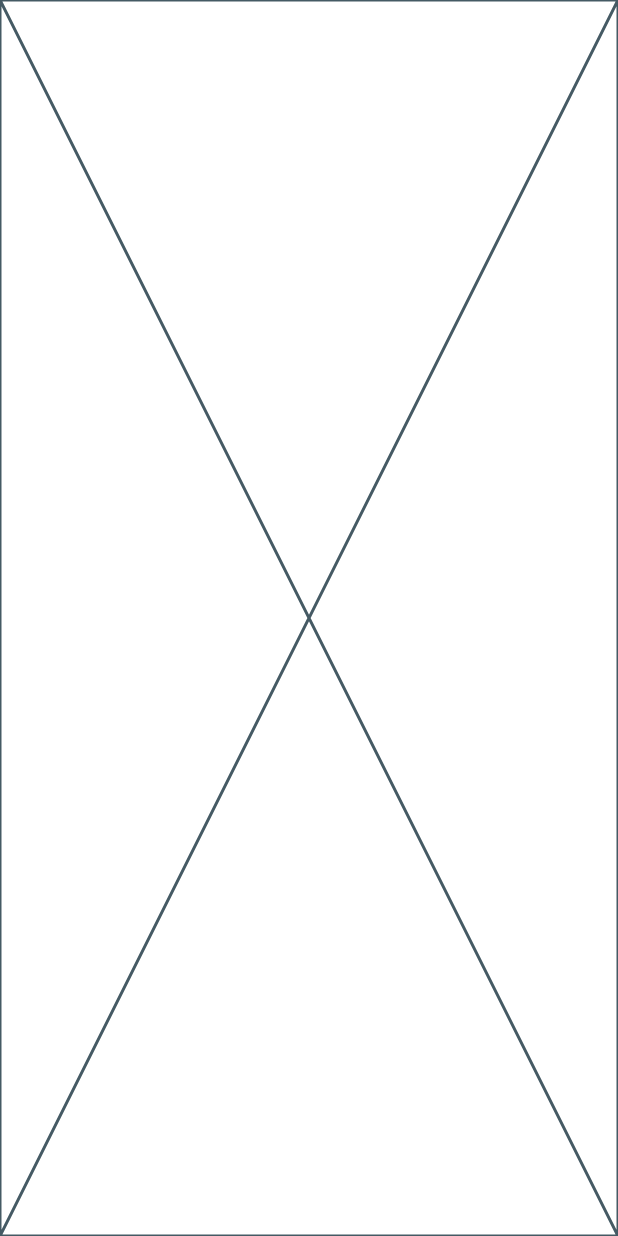
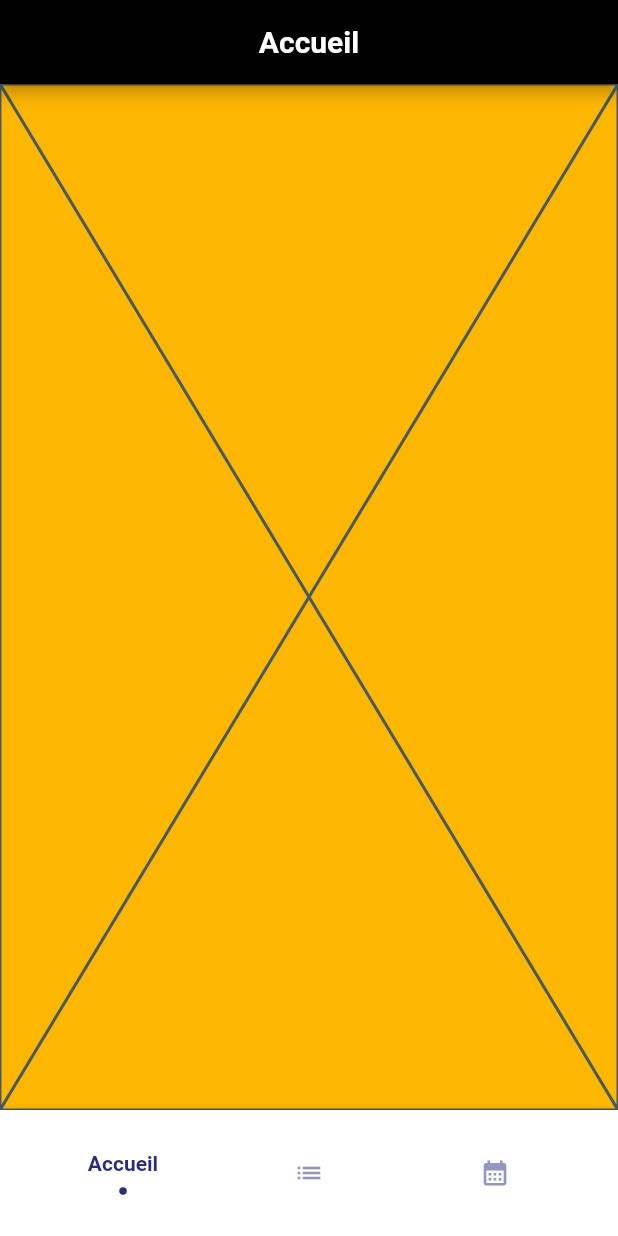
Before and after one commit to robin-mj/tp_agile, a Flutter app: the screen it shows after launch, on a phone screen of 412 x 824 dp. Run offline on Flutter 3.47's test engine with Material 2 defaults, Android fonts, the light colour scheme and no system bars; drawn by our look-alikes of flashy_tab_bar2; our stand-ins replace google_fonts.

Commit message:
Add employee list

```diff
--- a/lib/main.dart
+++ b/lib/main.dart
@@ -1,6 +1,6 @@
+import 'package:flashy_tab_bar2/flashy_tab_bar2.dart';
 import 'package:flutter/material.dart';
 import 'package:google_fonts/google_fonts.dart';
-
 import 'layout/home.dart';
 import 'layout/employee_list.dart';
 import 'layout/employee_detail.dart';
@@ -17,13 +17,76 @@ class MyApp extends StatelessWidget {
   Widget build(BuildContext context) {
     return MaterialApp(
       title: 'Sakartone',
+      theme: ThemeData.from(colorScheme: ColorScheme.fromSeed(seedColor: Color(0xfffeb701))),
       routes: {
-        '/': (context) => const Home(),
+        '/': (context) => const MainPage(),
         '/employees': (context) => const EmployeeList(),
         '/employee': (context) => const EmployeeDetails(),
         '/planning': (context) => const Planning(),
       },
       initialRoute: '/',
+      debugShowCheckedModeBanner: false,
     );
   }
 }
+
+class MainPage extends StatefulWidget {
+  const MainPage({Key? key}) : super(key: key);
+
+  @override
+  State<MainPage> createState() => _MainPageState();
+}
+
+class _MainPageState extends State<MainPage> {
+  var _selectedIndex = 0;
+
+  @override
+  Widget build(BuildContext context) {
+    List<Widget> pageList = [
+      const Home(),
+      const EmployeeList(),
+      const Planning(),
+    ];
+    List<String> tabNames = [
+      'Accueil',
+      'Employés',
+      'Planning',
+    ];
+    return Scaffold(
+        backgroundColor: const Color(0xfffeb701),
+        appBar: AppBar(
+          backgroundColor: Colors.black,
+          title: Text(
+              tabNames.elementAt(_selectedIndex),
+            style: GoogleFonts.roboto(
+                textStyle: const TextStyle(fontWeight: FontWeight.bold)),
+          ),
+          centerTitle: true,
+          automaticallyImplyLeading: false,
+        ),
+        bottomNavigationBar: FlashyTabBar(
+          animationCurve: Curves.linear,
+          selectedIndex: _selectedIndex,
+          showElevation: true,
+          onItemSelected: (index) => setState(() {
+            _selectedIndex = index;
+          }),
+          backgroundColor: Colors.white,
+          items: [
+            FlashyTabBarItem(
+              icon: const Icon(Icons.home),
+              title: const Text('Accueil'),
+            ),
+            FlashyTabBarItem(
+              icon: const Icon(Icons.list),
+              title: const Text('Employés'),
+            ),
+            FlashyTabBarItem(
+              icon: const Icon(Icons.calendar_month),
+              title: const Text('Planning'),
+            ),
+          ],
+        ),
+        body: pageList.elementAt(_selectedIndex));
+  }
+}
--- a/pubspec.yaml
+++ b/pubspec.yaml
@@ -36,6 +36,7 @@ dependencies:
   # Use with the CupertinoIcons class for iOS style icons.
   cupertino_icons: ^1.0.2
   google_fonts: ^4.0.3
+  flashy_tab_bar2: ^0.0.6
 
 dev_dependencies:
   flutter_test:
```
Also changed, not shown: lib/layout/employee_list.dart (+37 -4 lines), lib/layout/employee_list_item.dart (added, +43 -0 lines).
